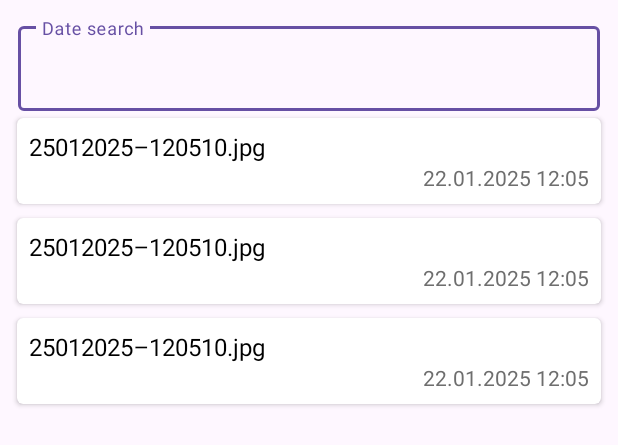
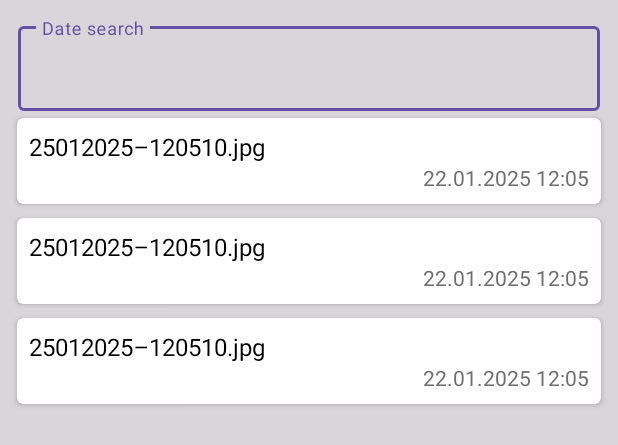
Before and after one commit to dgmedvedev/SnapshotHistory, an Android app: the layout fragment_snapshot_list.xml on its own in the app's theme, with its tools: preview values and no code run, on a phone screen of 412 x 824 dp. Shown: the top 445 px of the screen. Run offline under Robolectric (Android 15) with nearby library versions, the phone set to English and light mode, and no system bars.

Commit message:
the fragment_snapshot_list.xml has been changed

```diff
--- a/app/src/main/res/layout/fragment_snapshot_list.xml
+++ b/app/src/main/res/layout/fragment_snapshot_list.xml
@@ -4,6 +4,7 @@
     xmlns:tools="http://schemas.android.com/tools"
     android:layout_width="match_parent"
     android:layout_height="match_parent"
+    android:background="@color/gray_transparency"
     android:padding="8dp">
 
     <com.google.android.material.textfield.TextInputLayout
@@ -11,7 +12,6 @@
         android:layout_width="match_parent"
         android:layout_height="wrap_content"
         android:layout_margin="4dp"
-        android:backgroundTint="@color/gray_transparency"
         android:textColorHint="@color/gray"
         app:layout_constraintEnd_toEndOf="parent"
         app:layout_constraintStart_toStartOf="parent"
@@ -21,11 +21,10 @@
             android:id="@+id/et_search"
             android:layout_width="match_parent"
             android:layout_height="wrap_content"
-            android:backgroundTint="@color/black"
             android:gravity="start"
             android:hint="@string/hint_text_field_search"
             android:inputType="date"
-            android:textColor="@android:color/white" />
+            android:textColor="@color/black" />
     </com.google.android.material.textfield.TextInputLayout>
 
     <androidx.recyclerview.widget.RecyclerView
```
